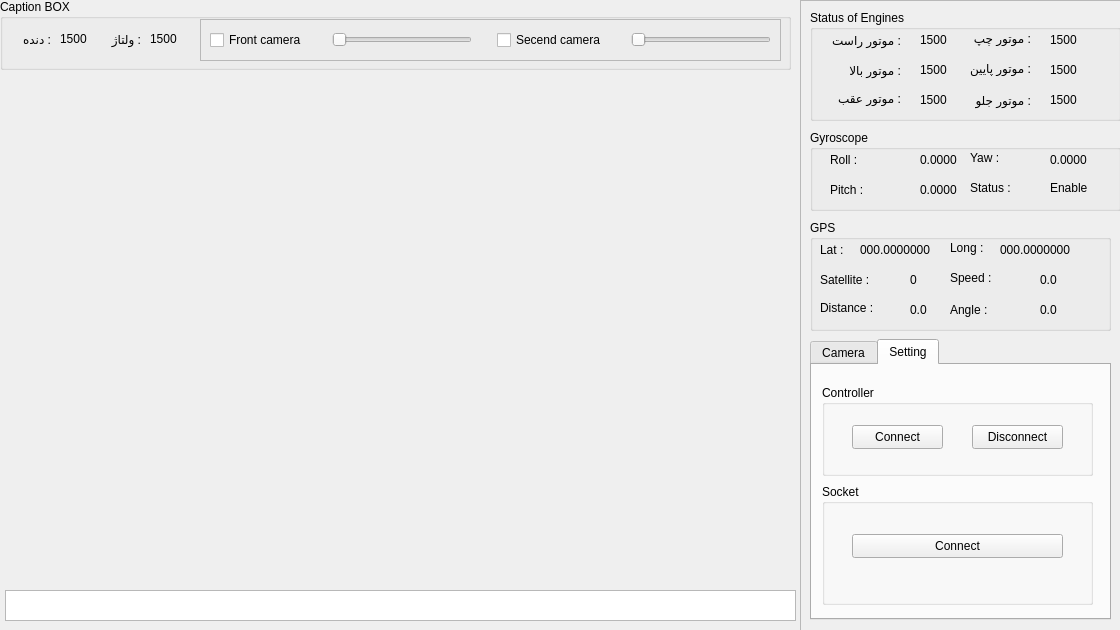
The window that Controller/mainwindow.ui (Alireza-2001/Underwater) describes before a commit, drawn with Qt 5.
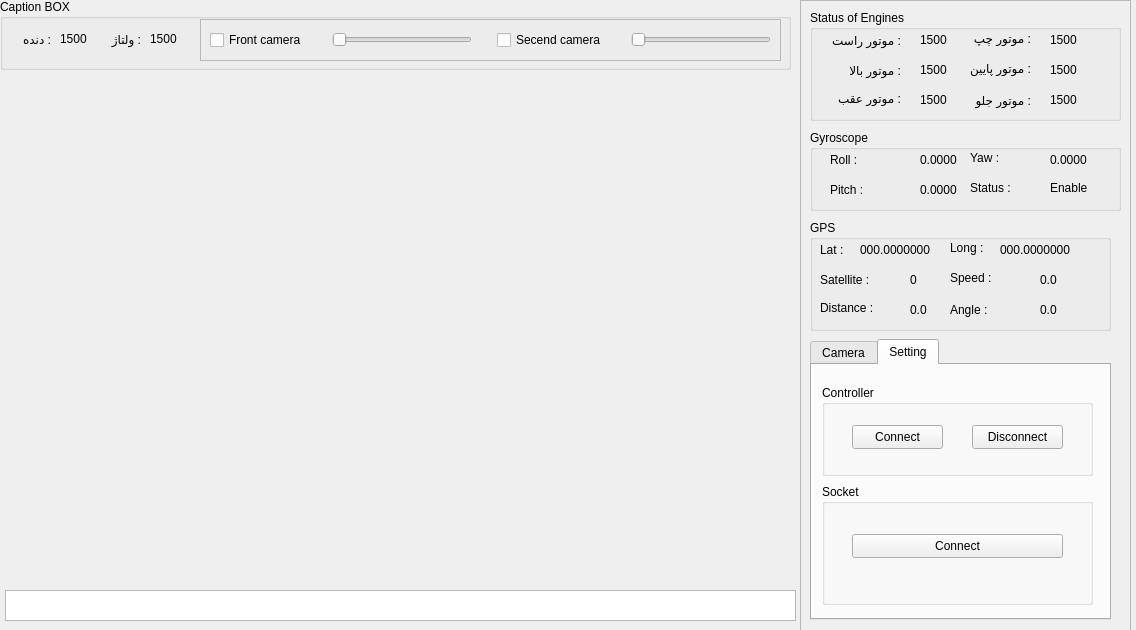
The same window after the commit.

```diff
--- a/Controller/mainwindow.ui
+++ b/Controller/mainwindow.ui
@@ -9,7 +9,7 @@
    <rect>
     <x>0</x>
     <y>0</y>
-    <width>1120</width>
+    <width>1136</width>
     <height>630</height>
    </rect>
   </property>
```
Left out of the diff: 4 changed lines with no effect on the pictures.
